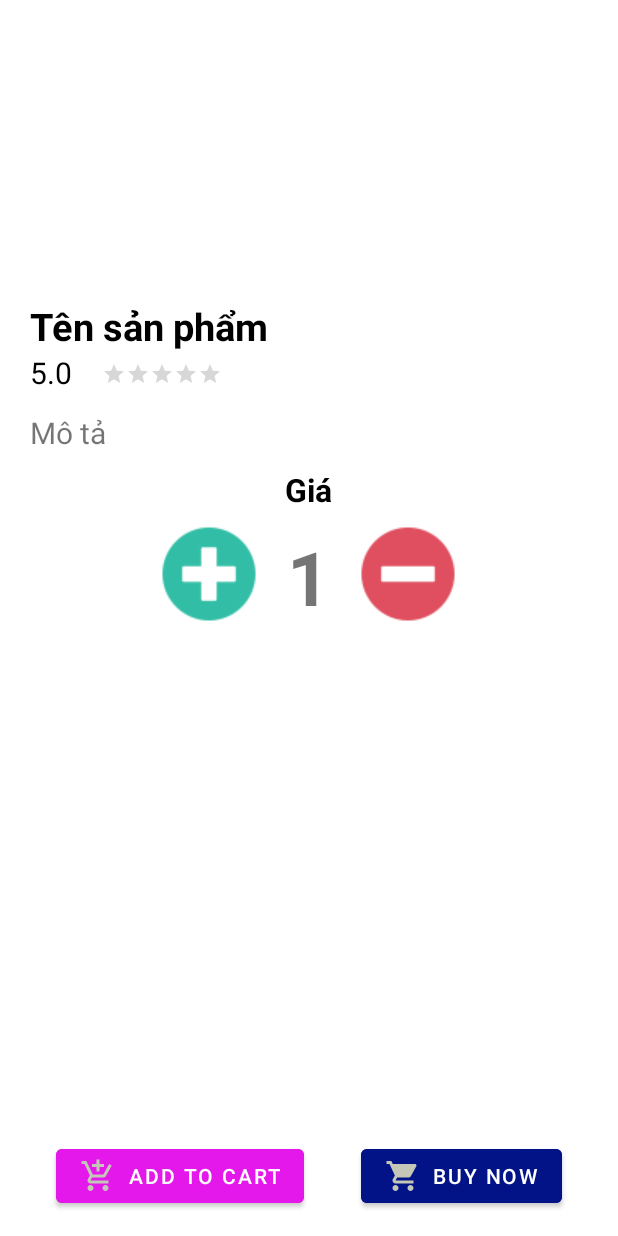
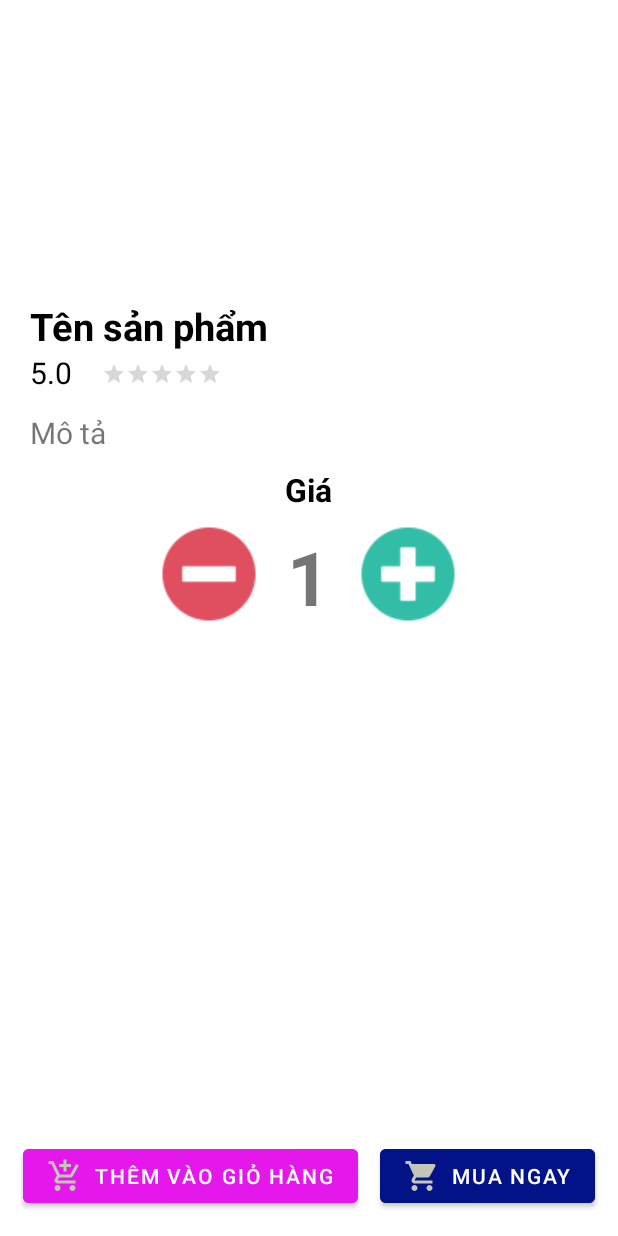
Before and after one commit to namcao502/ECApp, an Android app: the DetailActivity screen opened directly, with no data from a screen before it, on a phone screen of 412 x 824 dp. Run offline under Robolectric (Android 15) with nearby library versions, the light colour scheme and no system bars; our stand-ins replace Firebase (no records; nobody signed in at launch, a user with empty details on screens opened directly).

Commit message:
fix_some_bug

```diff
--- a/app/src/main/java/com/example/ecommerceapp/activities/DetailActivity.java
+++ b/app/src/main/java/com/example/ecommerceapp/activities/DetailActivity.java
@@ -87,6 +87,7 @@ public class DetailActivity extends AppCompatActivity {
                 SimpleDateFormat thisTime = new SimpleDateFormat("HH : mm : ss");
                 currentTime = thisTime.format(calendar.getTime());
 
+                //create a new collection
                 final HashMap<String, Object> cartMap = new HashMap<>();
                 cartMap.put("productName", textViewName.getText().toString());
                 cartMap.put("productPrice", textViewPrice.getText().toString());
--- a/app/src/main/java/com/example/ecommerceapp/adapters/CategoryAdapter.java
+++ b/app/src/main/java/com/example/ecommerceapp/adapters/CategoryAdapter.java
@@ -14,7 +14,6 @@ import androidx.recyclerview.widget.RecyclerView;
 import com.bumptech.glide.Glide;
 import com.example.ecommerceapp.R;
 import com.example.ecommerceapp.Variables;
-import com.example.ecommerceapp.activities.DetailActivity;
 import com.example.ecommerceapp.activities.SeeAllActivity;
 import com.example.ecommerceapp.models.CategoryModel;
 
--- a/app/src/main/java/com/example/ecommerceapp/adapters/NewProductsAdapter.java
+++ b/app/src/main/java/com/example/ecommerceapp/adapters/NewProductsAdapter.java
@@ -32,7 +32,7 @@ public class NewProductsAdapter extends RecyclerView.Adapter<NewProductsAdapter.
     @NonNull
     @Override
     public ViewHolder onCreateViewHolder(@NonNull ViewGroup parent, int viewType) {
-        return new ViewHolder(LayoutInflater.from(parent.getContext()).inflate(R.layout.new_products, parent, false));
+        return new ViewHolder(LayoutInflater.from(parent.getContext()).inflate(R.layout.new_products_item, parent, false));
     }
 
     @Override
--- a/app/src/main/java/com/example/ecommerceapp/adapters/PopularAdapter.java
+++ b/app/src/main/java/com/example/ecommerceapp/adapters/PopularAdapter.java
@@ -32,7 +32,7 @@ public class PopularAdapter extends RecyclerView.Adapter<PopularAdapter.ViewHold
     @NonNull
     @Override
     public ViewHolder onCreateViewHolder(@NonNull ViewGroup parent, int viewType) {
-        return new ViewHolder(LayoutInflater.from(parent.getContext()).inflate(R.layout.popular, parent, false));
+        return new ViewHolder(LayoutInflater.from(parent.getContext()).inflate(R.layout.popular_item, parent, false));
     }
 
     @Override
--- a/app/src/main/res/layout/activity_detail.xml
+++ b/app/src/main/res/layout/activity_detail.xml
@@ -99,7 +99,9 @@
                 android:text="Giá"
                 android:textColor="@color/black"
                 android:textSize="21sp"
-                android:textStyle="bold"></TextView>
+                android:textStyle="bold">
+
+            </TextView>
 
             <LinearLayout
                 android:layout_marginTop="10dp"
@@ -108,10 +110,10 @@
                 android:layout_gravity="center">
 
                 <ImageView
-                    android:id="@+id/detail_add_item"
+                    android:id="@+id/detail_remove_item"
                     android:layout_width="wrap_content"
                     android:layout_height="wrap_content"
-                    android:src="@drawable/plusicon">
+                    android:src="@drawable/iconminus">
 
                 </ImageView>
 
@@ -127,11 +129,12 @@
 
                 </TextView>
 
+
                 <ImageView
-                    android:id="@+id/detail_remove_item"
+                    android:id="@+id/detail_add_item"
                     android:layout_width="wrap_content"
                     android:layout_height="wrap_content"
-                    android:src="@drawable/iconminus">
+                    android:src="@drawable/plusicon">
 
                 </ImageView>
 
@@ -146,7 +149,7 @@
         android:id="@+id/detail_add_to_cart"
         android:layout_width="wrap_content"
         android:layout_height="wrap_content"
-        android:text="Add to cart"
+        android:text="Thêm vào giỏ hàng"
         app:layout_constraintBottom_toBottomOf="parent"
         app:layout_constraintEnd_toStartOf="@id/detail_buy_now"
         app:layout_constraintStart_toStartOf="parent"
@@ -160,7 +163,7 @@
         android:id="@+id/detail_buy_now"
         android:layout_width="wrap_content"
         android:layout_height="wrap_content"
-        android:text="Buy now"
+        android:text="Mua ngay"
         app:layout_constraintBottom_toBottomOf="parent"
         app:layout_constraintEnd_toEndOf="parent"
         app:layout_constraintStart_toEndOf="@+id/detail_add_to_cart"
--- a/app/src/main/res/layout/new_products.xml
+++ b/app/src/main/res/layout/new_products_item.xml
@@ -37,8 +37,9 @@
             app:layout_constraintVertical_bias="0.1" />
 
         <TextView
+            android:textAlignment="center"
             android:id="@+id/new_product_name"
-            android:layout_width="wrap_content"
+            android:layout_width="0dp"
             android:layout_height="wrap_content"
             android:layout_marginTop="6dp"
             android:text="Product Name"
--- a/app/src/main/res/layout/popular.xml
+++ b/app/src/main/res/layout/popular_item.xml
@@ -23,8 +23,9 @@
 
 
         <TextView
+            android:textAlignment="center"
             android:id="@+id/all_product_name"
-            android:layout_width="wrap_content"
+            android:layout_width="0dp"
             android:layout_height="wrap_content"
             android:layout_marginTop="6dp"
             android:text="Product Name"
```
Also changed, not shown: app/src/main/java/com/example/ecommerceapp/activities/CartActivity.java (+8 -0 lines), app/src/main/java/com/example/ecommerceapp/activities/SeeAllActivity.java (+10 -6 lines), app/src/main/java/com/example/ecommerceapp/adapters/CartAdapter.java (+6 -3 lines), app/src/main/res/layout/activity_payment.xml (+9 -0 lines), app/src/main/res/layout/activity_see_all.xml (+1 -10 lines).
